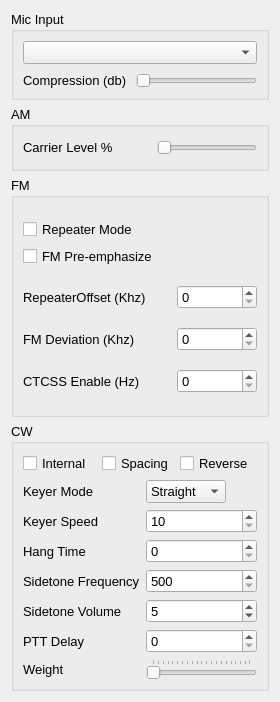
Old version of the form Source/src/UI/tx_settings_dialog.ui in the repository zl2brg/cudaSDR.
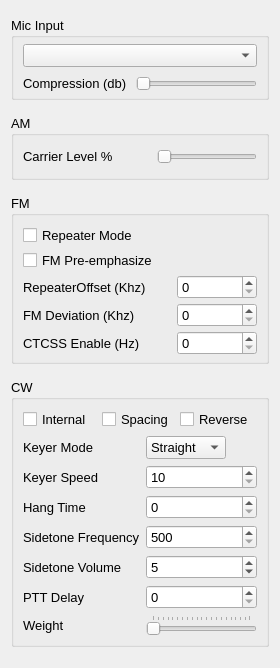
New version of the form.

Diff of the .ui file:
```diff
--- a/Source/src/UI/tx_settings_dialog.ui
+++ b/Source/src/UI/tx_settings_dialog.ui
@@ -7,7 +7,7 @@
     <x>0</x>
     <y>0</y>
     <width>280</width>
-    <height>702</height>
+    <height>668</height>
    </rect>
   </property>
   <property name="sizePolicy">
@@ -31,6 +31,15 @@
    <string>Dialog</string>
   </property>
   <layout class="QVBoxLayout" name="verticalLayout_5">
+   <property name="spacing">
+    <number>4</number>
+   </property>
+   <property name="topMargin">
+    <number>6</number>
+   </property>
+   <property name="bottomMargin">
+    <number>6</number>
+   </property>
    <item>
     <widget class="QGroupBox" name="groupBox">
      <property name="sizePolicy">
@@ -49,6 +58,12 @@
       <property name="spacing">
        <number>9</number>
       </property>
+      <property name="topMargin">
+       <number>6</number>
+      </property>
+      <property name="bottomMargin">
+       <number>6</number>
+      </property>
       <item>
        <widget class="QComboBox" name="audiodevlist"/>
       </item>
@@ -97,7 +112,7 @@
    <item>
     <widget class="QGroupBox" name="groupBox_3">
      <property name="sizePolicy">
-      <sizepolicy hsizetype="Preferred" vsizetype="Minimum">
+      <sizepolicy hsizetype="Preferred" vsizetype="Fixed">
        <horstretch>0</horstretch>
        <verstretch>0</verstretch>
       </sizepolicy>
@@ -115,6 +130,15 @@
       <string>AM</string>
      </property>
      <layout class="QVBoxLayout" name="verticalLayout_3">
+      <property name="spacing">
+       <number>4</number>
+      </property>
+      <property name="topMargin">
+       <number>6</number>
+      </property>
+      <property name="bottomMargin">
+       <number>6</number>
+      </property>
       <item>
        <layout class="QHBoxLayout" name="horizontalLayout">
         <property name="spacing">
@@ -156,6 +180,12 @@
    </item>
    <item>
     <widget class="QGroupBox" name="groupBox_2">
+     <property name="sizePolicy">
+      <sizepolicy hsizetype="Preferred" vsizetype="Fixed">
+       <horstretch>0</horstretch>
+       <verstretch>0</verstretch>
+      </sizepolicy>
+     </property>
      <property name="autoFillBackground">
       <bool>true</bool>
      </property>
@@ -166,6 +196,12 @@
       <bool>false</bool>
      </property>
      <layout class="QGridLayout" name="gridLayout">
+      <property name="bottomMargin">
+       <number>6</number>
+      </property>
+      <property name="spacing">
+       <number>4</number>
+      </property>
       <item row="0" column="0" colspan="2">
        <layout class="QVBoxLayout" name="verticalLayout">
         <item>
@@ -269,6 +305,12 @@
    </item>
    <item>
     <widget class="QGroupBox" name="groupBox_4">
+     <property name="sizePolicy">
+      <sizepolicy hsizetype="Preferred" vsizetype="Fixed">
+       <horstretch>0</horstretch>
+       <verstretch>0</verstretch>
+      </sizepolicy>
+     </property>
      <property name="title">
       <string>CW</string>
      </property>
```
